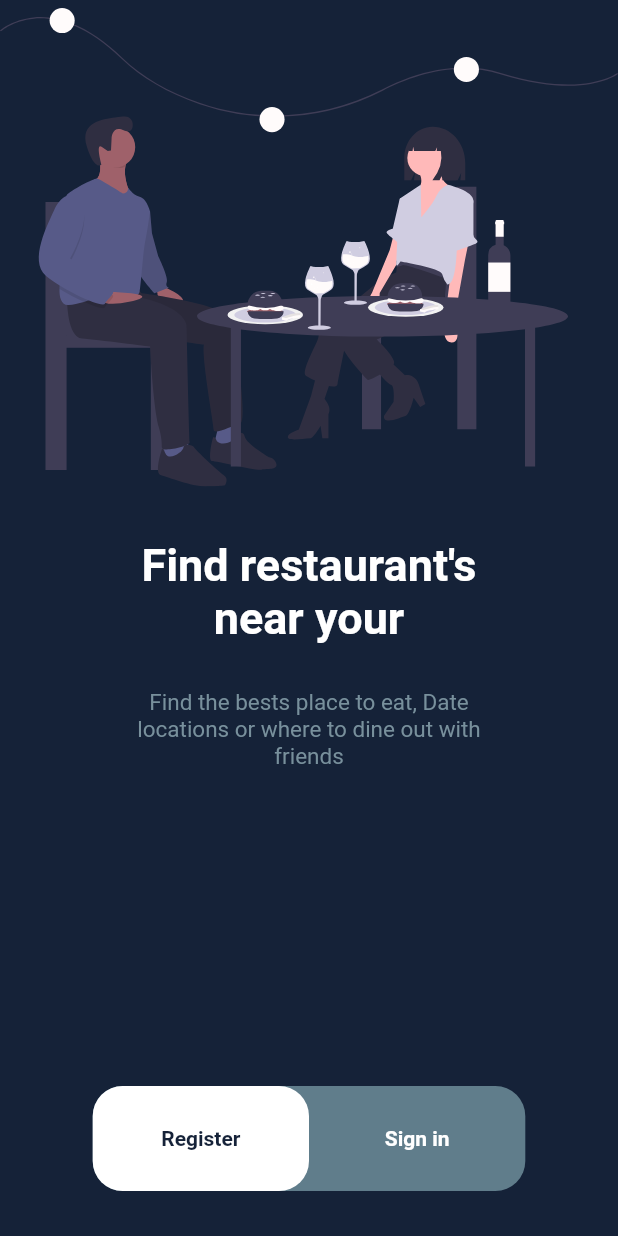
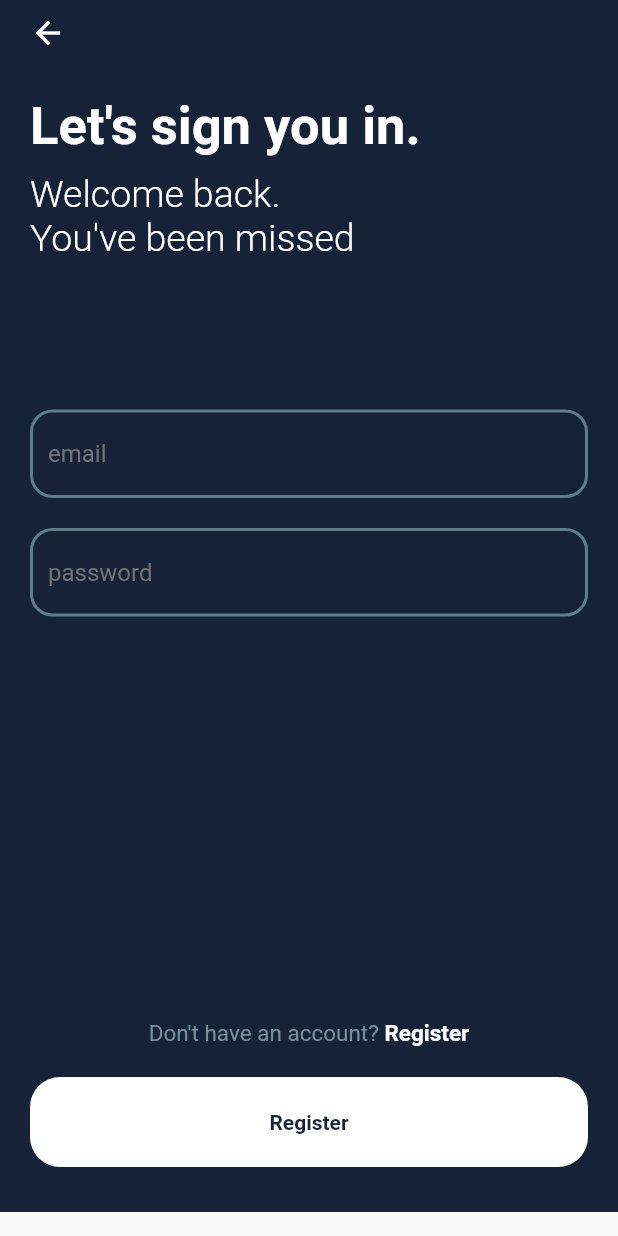
Before and after one commit to Abu-muhab/restaurant_finder, a Flutter app: the screen it shows after launch, on a phone screen of 412 x 824 dp. Run offline on Flutter 3.47's test engine with Material 2 defaults, Android fonts, the phone set to English and light mode, and no system bars; our stand-ins replace flutter_svg.

Commit message:
login screen

```diff
--- a/lib/main.dart
+++ b/lib/main.dart
@@ -1,7 +1,7 @@
 import 'package:flutter/material.dart';
-import 'package:restaurantfinder/screens/constants.dart';
+import 'package:restaurantfinder/constants.dart';
 import 'package:restaurantfinder/screens/landing.dart';
-
+import 'package:restaurantfinder/screens/login.dart';
 
 void main() {
   runApp(MyApp());
@@ -11,15 +11,13 @@ class MyApp extends StatelessWidget {
   @override
   Widget build(BuildContext context) {
     return MaterialApp(
-      debugShowCheckedModeBanner: false,
-      title: 'Flutter Demo',
-      theme: Theme.of(context).copyWith(
-        primaryColor: kPrimaryColor
-      ),
-     routes: {
-        "/landing": (context)=> LandingScreen()
-     },
-     initialRoute: "/landing"
-    );
+        debugShowCheckedModeBanner: false,
+        title: 'Flutter Demo',
+        theme: Theme.of(context).copyWith(primaryColor: kPrimaryColor),
+        routes: {
+          "/landing": (context) => LandingScreen(),
+          "/login": (context) => LoginScreen()
+        },
+        initialRoute: "/login");
   }
 }
--- a/lib/screens/landing.dart
+++ b/lib/screens/landing.dart
@@ -1,13 +1,15 @@
 import 'package:flutter/material.dart';
 import 'package:flutter_svg/flutter_svg.dart';
-import 'package:restaurantfinder/screens/constants.dart';
+import 'package:restaurantfinder/constants.dart';
 
 class LandingScreen extends StatelessWidget {
   @override
   Widget build(BuildContext context) {
     return Scaffold(
       body: Container(
+        width: double.infinity,
         color: kPrimaryColor,
+        child: SafeArea(
           child: Column(
             mainAxisSize: MainAxisSize.max,
             children: [
@@ -42,11 +44,11 @@ class LandingScreen extends StatelessWidget {
                     alignment: Alignment.bottomCenter,
                     child: SizedBox(
                       width: MediaQuery.of(context).size.width * 0.7,
-                    height: 70,
+                      height: 60,
                       child: Stack(
                         children: [
                           Container(
-                          height: 70,
+                            height: 60,
                             width: double.infinity,
                             decoration: BoxDecoration(
                               borderRadius: BorderRadius.circular(20),
@@ -57,8 +59,9 @@ class LandingScreen extends StatelessWidget {
                               child: InkWell(
                                 onTap: () {},
                                 child: Container(
-                                width:
-                                    MediaQuery.of(context).size.width * 0.7 / 2,
+                                  width: MediaQuery.of(context).size.width *
+                                      0.7 /
+                                      2,
                                   child: Center(
                                     child: Text(
                                       "Sign in",
@@ -76,7 +79,7 @@ class LandingScreen extends StatelessWidget {
                             child: InkWell(
                               onTap: () {},
                               child: Container(
-                              height: 70,
+                                height: 60,
                                 width:
                                     MediaQuery.of(context).size.width * 0.7 / 2,
                                 decoration: BoxDecoration(
@@ -103,6 +106,7 @@ class LandingScreen extends StatelessWidget {
             ],
           ),
         ),
+      ),
     );
   }
 }
--- /dev/null
+++ b/lib/screens/login.dart
@@ -0,0 +1,160 @@
+import 'package:flutter/material.dart';
+import 'package:restaurantfinder/constants.dart';
+
+class LoginScreen extends StatelessWidget {
+  @override
+  Widget build(BuildContext context) {
+    return Scaffold(
+      body: GestureDetector(
+        onTap: () {
+          FocusScope.of(context).requestFocus(new FocusNode());
+        },
+        child: Container(
+          width: double.infinity,
+          color: kPrimaryColor,
+          child: SingleChildScrollView(
+            padding: EdgeInsets.zero,
+            child: SafeArea(
+              child: Padding(
+                padding:
+                EdgeInsets.only(left: 20, right: 20, top: 10, bottom: 30),
+                child: SizedBox(
+                  height: MediaQuery.of(context).size.height-kToolbarHeight,
+                  child: Column(
+                    crossAxisAlignment: CrossAxisAlignment.start,
+                    children: [
+                      Icon(
+                        Icons.arrow_back_outlined,
+                        color: Colors.white,
+                      ),
+                      SizedBox(
+                        height: 30,
+                      ),
+                      Text(
+                        "Let's sign you in.",
+                        style: TextStyle(
+                            fontWeight: FontWeight.bold,
+                            fontSize: 35,
+                            color: Colors.white),
+                        textAlign: TextAlign.center,
+                      ),
+                      SizedBox(
+                        height: 10,
+                      ),
+                      Text(
+                        "Welcome back.",
+                        style: TextStyle(
+                            fontWeight: FontWeight.w300,
+                            fontSize: 25,
+                            color: Colors.white),
+                        textAlign: TextAlign.center,
+                      ),
+                      Text(
+                        "You've been missed",
+                        style: TextStyle(
+                            fontWeight: FontWeight.w300,
+                            fontSize: 25,
+                            color: Colors.white),
+                        textAlign: TextAlign.center,
+                      ),
+                      SizedBox(
+                        height: 100,
+                      ),
+                      TextFormField(
+                        decoration: InputDecoration(
+                            enabledBorder: OutlineInputBorder(
+                              borderRadius: BorderRadius.circular(15),
+                              borderSide: BorderSide(
+                                color: Colors.blueGrey[500]!,
+                                width: 2,
+                              ),
+                            ),
+                            focusedBorder: OutlineInputBorder(
+                              borderRadius: BorderRadius.circular(15),
+                              borderSide: BorderSide(
+                                color: Colors.blueAccent,
+                                width: 2,
+                              ),
+                            ),
+                            hintText: "email",
+                            hintStyle: TextStyle(color: Colors.grey[600])),
+                      ),
+                      SizedBox(
+                        height: 20,
+                      ),
+                      TextFormField(
+                        decoration: InputDecoration(
+                          enabledBorder: OutlineInputBorder(
+                            borderRadius: BorderRadius.circular(15),
+                            borderSide: BorderSide(
+                              color: Colors.blueGrey[500]!,
+                              width: 2,
+                            ),
+                          ),
+                          focusedBorder: OutlineInputBorder(
+                            borderRadius: BorderRadius.circular(15),
+                            borderSide: BorderSide(
+                              color: Colors.blueAccent,
+                              width: 2,
+                            ),
+                          ),
+                          hintText: "password",
+                          hintStyle: TextStyle(color: Colors.grey[600]),
+                        ),
+                        obscureText: true,
+                      ),
+                      Expanded(child: Container()),
+                      Row(
+                        mainAxisSize: MainAxisSize.max,
+                        mainAxisAlignment: MainAxisAlignment.center,
+                        children: [
+                          Text(
+                            "Don't have an account? ",
+                            style: TextStyle(
+                                color: Colors.blueGrey[400], fontSize: 15),
+                          ),
+                          Text(
+                            "Register",
+                            style: TextStyle(
+                                color: Colors.white,
+                                fontSize: 15,
+                                fontWeight: FontWeight.bold),
+                          ),
+                        ],
+                      ),
+                      SizedBox(
+                        height: 20,
+                      ),
+                      Align(
+                        alignment: Alignment.center,
+                        child: InkWell(
+                          onTap: () {},
+                          child: Container(
+                            height: 60,
+                            width: double.infinity,
+                            decoration: BoxDecoration(
+                              borderRadius: BorderRadius.circular(20),
+                              color: Colors.white,
+                            ),
+                            child: Center(
+                              child: Text(
+                                "Register",
+                                style: TextStyle(
+                                    color: kPrimaryColor,
+                                    fontWeight: FontWeight.bold),
+                              ),
+                            ),
+                          ),
+                        ),
+                      )
+                    ],
+                  ),
+                ),
+              ),
+            ),
+          ),
+        ),
+      ),
+    );
+  }
+}
```
Also changed, not shown: lib/constants.dart (line endings or trailing spaces). Lines whose indentation alone changed are shown as unchanged.
